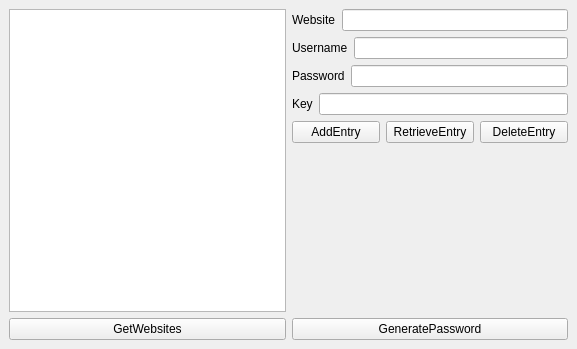
Oroles/PasswordManagerGUI, file mainwindow.ui: the form before one commit.
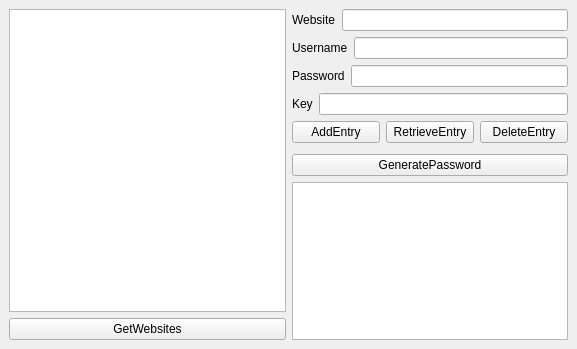
The form after the commit.

What changed in the file:
```diff
--- a/mainwindow.ui
+++ b/mainwindow.ui
@@ -30,6 +30,8 @@
      </layout>
     </item>
     <item>
+     <layout class="QVBoxLayout" name="verticalLayout_4">
+      <item>
      <layout class="QVBoxLayout" name="verticalLayout_2">
       <item>
        <layout class="QHBoxLayout" name="horizontalLayout">
@@ -135,6 +137,15 @@
          </widget>
         </item>
        </layout>
+        </item>
+       </layout>
+      </item>
+      <item>
+       <widget class="QPlainTextEdit" name="logTextEdit">
+        <property name="readOnly">
+         <bool>true</bool>
+        </property>
+       </widget>
       </item>
      </layout>
     </item>
```
Lines whose indentation alone changed are shown as unchanged.
